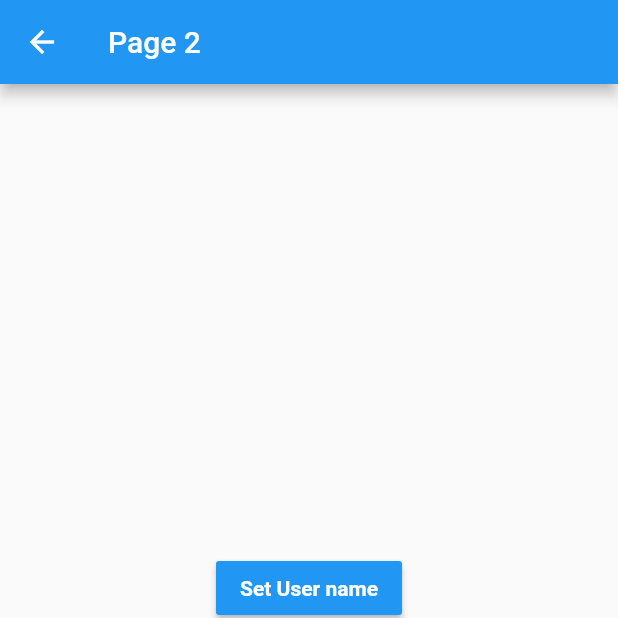
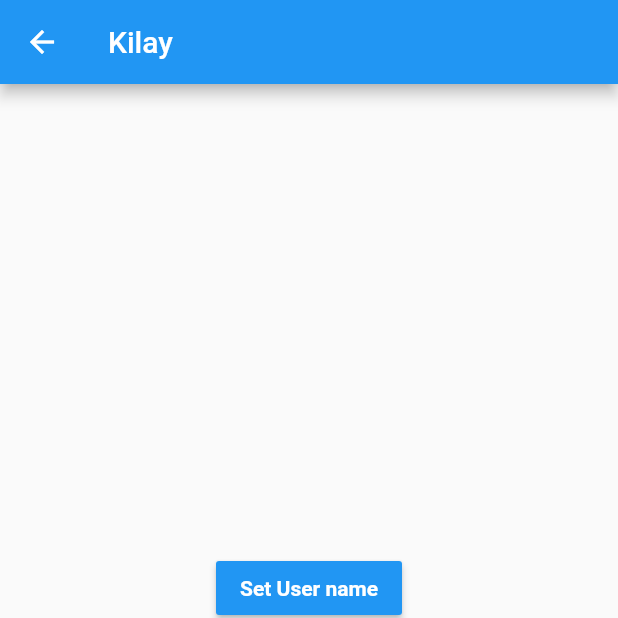
Before and after one commit to pako-cr/estados, a Flutter app: the Page2Page screen opened by its route, after a tap on "Set User name", on a phone screen of 412 x 824 dp, the top half of it. Run offline on Flutter 3.47's test engine with Material 2 defaults, Android fonts, the phone set to English and light mode, and no system bars; accounts and stored records are empty.

```diff
--- a/lib/models/user.dart
+++ b/lib/models/user.dart
@@ -1,7 +1,13 @@
+import 'package:meta/meta.dart';
+
 class User {
   String name;
   int age;
   List<String> careers;
 
-  User({this.name, this.age, this.careers});
+  User({
+    @required this.name,
+    this.age,
+    this.careers,
+  });
 }
--- a/lib/pages/page1_page.dart
+++ b/lib/pages/page1_page.dart
@@ -1,13 +1,27 @@
 import 'package:flutter/material.dart';
+import 'package:provider/provider.dart';
+
+import 'package:estados/models/user.dart';
+import 'package:estados/services/user_service.dart';
 
 class Page1Page extends StatelessWidget {
   @override
   Widget build(BuildContext context) {
+    final userService = Provider.of<UserService>(context);
+
     return Scaffold(
       appBar: AppBar(
         title: Text('Page 1'),
+        actions: [
+          IconButton(
+            icon: Icon(Icons.remove_circle_outline),
+            onPressed: () => userService.removeUser(),
+          )
+        ],
       ),
-      body: UserInformationWidget(),
+      body: userService.userExist
+          ? UserInformationWidget(user: userService.user)
+          : Center(child: Text('No user information')),
       floatingActionButton: FloatingActionButton(
         child: Icon(Icons.arrow_forward_rounded),
         onPressed: () => Navigator.pushNamed(context, 'page2'),
@@ -17,9 +31,9 @@ class Page1Page extends StatelessWidget {
 }
 
 class UserInformationWidget extends StatelessWidget {
-  const UserInformationWidget({
-    Key key,
-  }) : super(key: key);
+  final User user;
+
+  const UserInformationWidget({this.user});
 
   @override
   Widget build(BuildContext context) {
@@ -35,16 +49,16 @@ class UserInformationWidget extends StatelessWidget {
             style: TextStyle(fontSize: 18, fontWeight: FontWeight.bold),
           ),
           Divider(),
-          ListTile(title: Text('Name: ')),
-          ListTile(title: Text('Age: ')),
+          ListTile(title: Text('Name: ${user.name}')),
+          ListTile(title: Text('Age: ${user.age}')),
           Text(
             'Careers',
             style: TextStyle(fontSize: 18, fontWeight: FontWeight.bold),
           ),
           Divider(),
-          ListTile(title: Text('Career 1')),
-          ListTile(title: Text('Career 1')),
-          ListTile(title: Text('Career 1')),
+          ...user.careers
+              .map((career) => ListTile(title: Text(career)))
+              .toList(),
         ],
       ),
     );
--- a/lib/pages/page2_page.dart
+++ b/lib/pages/page2_page.dart
@@ -1,11 +1,19 @@
+import 'package:estados/models/user.dart';
 import 'package:flutter/material.dart';
+import 'package:provider/provider.dart';
+
+import 'package:estados/services/user_service.dart';
 
 class Page2Page extends StatelessWidget {
   @override
   Widget build(BuildContext context) {
+    final userService = Provider.of<UserService>(context, listen: true);
+
     return Scaffold(
       appBar: AppBar(
-        title: Text('Page 2'),
+        title: userService.userExist
+            ? Text(userService.user.name)
+            : Text('Page 2'),
       ),
       body: Center(
           child: Column(
@@ -18,7 +26,12 @@ class Page2Page extends StatelessWidget {
                   TextStyle(fontWeight: FontWeight.bold, color: Colors.white),
             ),
             color: Colors.blue,
-            onPressed: () {},
+            onPressed: () {
+              userService.user = new User(
+                  name: 'Kilay',
+                  age: 1,
+                  careers: ['Professional Dog', 'Professional Stick Chaser']);
+            },
           ),
           MaterialButton(
             child: Text(
@@ -27,7 +40,11 @@ class Page2Page extends StatelessWidget {
                   TextStyle(fontWeight: FontWeight.bold, color: Colors.white),
             ),
             color: Colors.blue,
-            onPressed: () {},
+            onPressed: () {
+              if (userService.userExist) {
+                userService.setAge(userService.user.age + 1);
+              }
+            },
           ),
           MaterialButton(
             child: Text(
@@ -36,7 +53,11 @@ class Page2Page extends StatelessWidget {
                   TextStyle(fontWeight: FontWeight.bold, color: Colors.white),
             ),
             color: Colors.blue,
-            onPressed: () {},
+            onPressed: () {
+              if (userService.userExist) {
+                userService.addCareer('New Profession');
+              }
+            },
           )
         ],
       )),
--- /dev/null
+++ b/lib/services/user_service.dart
@@ -0,0 +1,31 @@
+import 'package:flutter/material.dart';
+
+import 'package:estados/models/user.dart';
+
+class UserService with ChangeNotifier {
+  User _user;
+
+  User get user => this._user;
+
+  bool get userExist => this._user != null;
+
+  set user(User user) {
+    this._user = user;
+    notifyListeners();
+  }
+
+  void setAge(int age) {
+    this._user.age = age;
+    notifyListeners();
+  }
+
+  void removeUser() {
+    this._user = null;
+    notifyListeners();
+  }
+
+  void addCareer(String career) {
+    this._user.careers.add(career);
+    notifyListeners();
+  }
+}
--- a/pubspec.yaml
+++ b/pubspec.yaml
@@ -28,6 +28,7 @@ dependencies:
   # The following adds the Cupertino Icons font to your application.
   # Use with the CupertinoIcons class for iOS style icons.
   cupertino_icons: ^1.0.2
+  provider: ^5.0.0
 
 dev_dependencies:
   flutter_test:
```
Also changed, not shown: lib/main.dart (+10 -1 lines), pubspec.lock.
